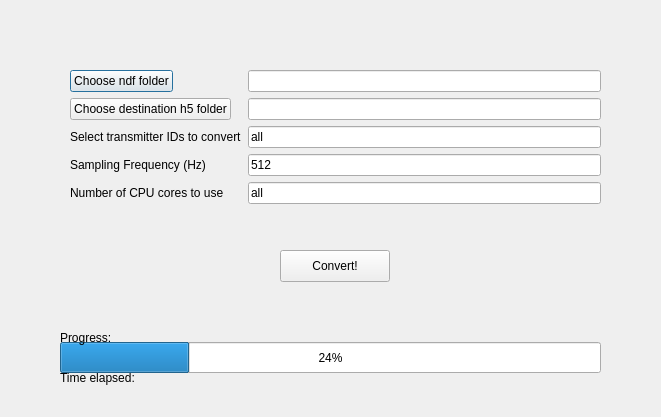
Old version of the form pyecog/visualisation/converting_ndf_h5_subwindow.ui in the repository jcornford/pyecog.
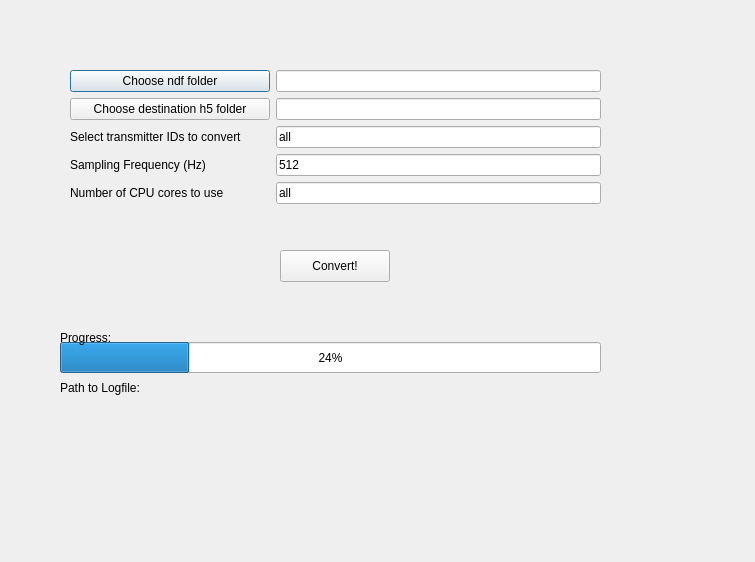
New version of the form.

The edit to the form file:
```diff
--- a/pyecog/visualisation/converting_ndf_h5_subwindow.ui
+++ b/pyecog/visualisation/converting_ndf_h5_subwindow.ui
@@ -6,8 +6,8 @@
    <rect>
     <x>0</x>
     <y>0</y>
-    <width>661</width>
-    <height>417</height>
+    <width>755</width>
+    <height>562</height>
    </rect>
   </property>
   <property name="windowTitle">
@@ -45,6 +45,12 @@
     </item>
     <item row="0" column="0">
      <widget class="QPushButton" name="select_ndf_folder">
+      <property name="minimumSize">
+       <size>
+        <width>200</width>
+        <height>0</height>
+       </size>
+      </property>
       <property name="maximumSize">
        <size>
         <width>170</width>
@@ -60,7 +66,7 @@
      <widget class="QPushButton" name="set_h5_folder">
       <property name="minimumSize">
        <size>
-        <width>141</width>
+        <width>200</width>
         <height>0</height>
        </size>
       </property>
@@ -162,7 +168,7 @@
    <property name="geometry">
     <rect>
      <x>60</x>
-     <y>370</y>
+     <y>380</y>
      <width>600</width>
      <height>16</height>
     </rect>
@@ -174,7 +180,7 @@
     </size>
    </property>
    <property name="text">
-    <string>Time elapsed:</string>
+    <string>Path to Logfile:</string>
    </property>
   </widget>
   <widget class="QLabel" name="hidden_label">
```
Left out of the diff: 2 changed lines with no effect on the pictures.
